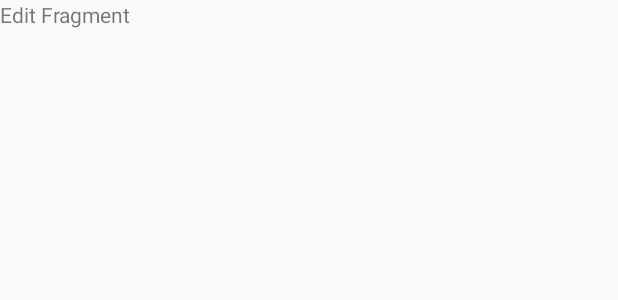
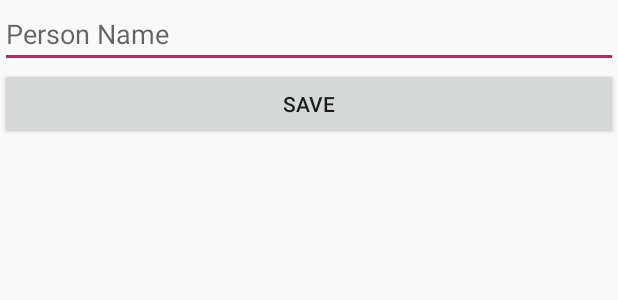
Before and after one commit to showcheap/android-jetpack-playground, an Android app: the layout edit_fragment.xml on its own in the app's theme, with its tools: preview values and no code run, on a phone screen of 412 x 824 dp. Shown: the top 300 px of the screen. Run offline under Robolectric (Android 15) with nearby library versions, the phone set to English and light mode, and no system bars.

Commit message:
Edit person

```diff
--- a/app/src/main/java/net/sucipto/kotlinplayground/App.kt
+++ b/app/src/main/java/net/sucipto/kotlinplayground/App.kt
@@ -21,7 +21,7 @@ class App : Application() {
 
         viewModel { MainViewModel(get()) }
         viewModel { DetailViewModel(get()) }
-        viewModel { EditViewModel() }
+        viewModel { EditViewModel(get()) }
     }
 
     override fun onCreate() {
--- a/app/src/main/java/net/sucipto/kotlinplayground/data/PersonRepository.kt
+++ b/app/src/main/java/net/sucipto/kotlinplayground/data/PersonRepository.kt
@@ -19,4 +19,6 @@ class PersonRepository(private val dao: PersonDao) {
     }
 
     fun find(id: Int) = dao.find(id)
+
+    fun update(person: Person) = dao.update(person)
 }
--- a/app/src/main/java/net/sucipto/kotlinplayground/entity/Person.kt
+++ b/app/src/main/java/net/sucipto/kotlinplayground/entity/Person.kt
@@ -4,4 +4,4 @@ import androidx.room.Entity
 import androidx.room.PrimaryKey
 
 @Entity(tableName = "persons")
-data class Person(@PrimaryKey(autoGenerate = true) val id: Int?, val name: String)
+data class Person(@PrimaryKey(autoGenerate = true) var id: Int?, var name: String)
--- a/app/src/main/res/layout/edit_fragment.xml
+++ b/app/src/main/res/layout/edit_fragment.xml
@@ -1,13 +1,21 @@
 <?xml version="1.0" encoding="utf-8"?>
-<FrameLayout xmlns:android="http://schemas.android.com/apk/res/android"
+<LinearLayout xmlns:android="http://schemas.android.com/apk/res/android"
     xmlns:tools="http://schemas.android.com/tools"
     android:layout_width="match_parent"
     android:layout_height="match_parent"
+    android:orientation="vertical"
     tools:context=".ui.detail.EditFragment">
 
-    <TextView
+    <EditText
+        android:hint="Person Name"
+        android:id="@+id/edit_edit_text"
         android:layout_width="match_parent"
-        android:layout_height="match_parent"
-        android:text="Edit Fragment" />
+        android:layout_height="wrap_content" />
 
-</FrameLayout>
+    <Button
+        android:id="@+id/edit_btn_save"
+        android:text="Save"
+        android:layout_width="match_parent"
+        android:layout_height="wrap_content" />
+
+</LinearLayout>
--- a/app/src/main/res/navigation/nav_detail.xml
+++ b/app/src/main/res/navigation/nav_detail.xml
@@ -22,5 +22,9 @@
         android:id="@+id/editFragment"
         android:name="net.sucipto.kotlinplayground.ui.detail.EditFragment"
         android:label="Edit Fragment"
-        tools:layout="@layout/edit_fragment" />
+        tools:layout="@layout/edit_fragment" >
+        <argument
+            android:name="personId"
+            app:argType="integer"/>
+    </fragment>
 </navigation>
```
Also changed, not shown: app/src/main/java/net/sucipto/kotlinplayground/data/PersonDao.kt (+6 -6 lines), app/src/main/java/net/sucipto/kotlinplayground/ui/detail/DetailFragment.kt (+8 -1 lines), app/src/main/java/net/sucipto/kotlinplayground/ui/detail/EditFragment.kt (+22 -4 lines), app/src/main/java/net/sucipto/kotlinplayground/ui/detail/EditViewModel.kt (+26 -2 lines).
